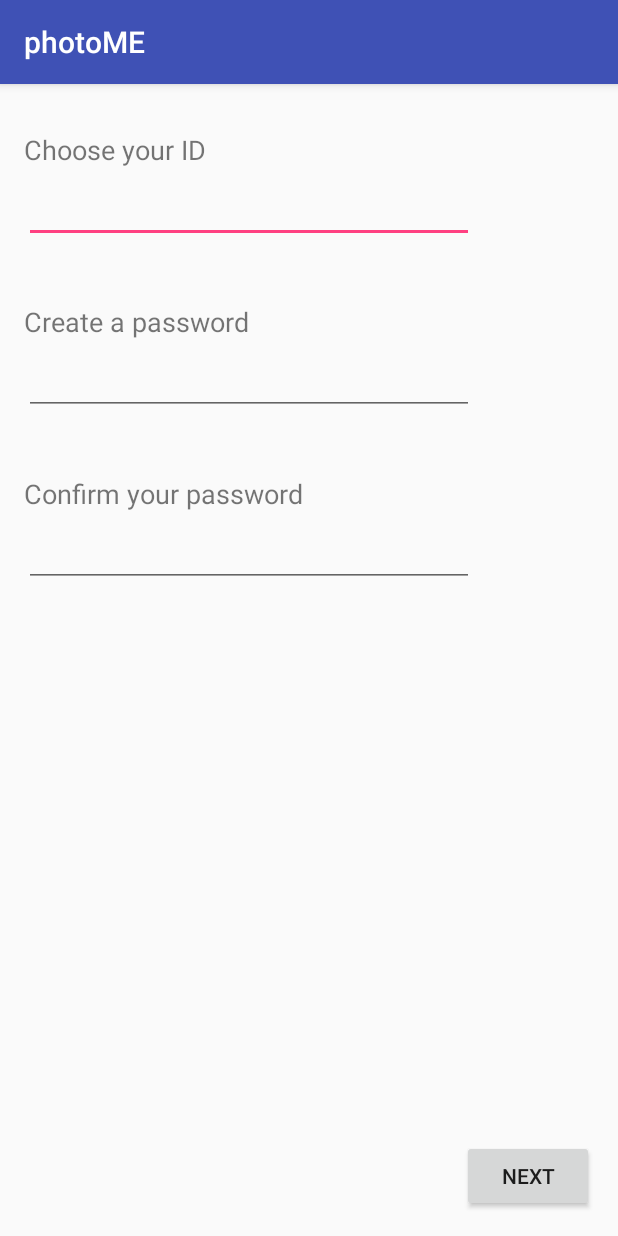
After one commit to sungjunyoung/photoME, an Android app: the SignupActivity screen opened directly, with no data from a screen before it, on a phone screen of 412 x 824 dp. The commit adds this screen. Run offline under Robolectric (Android 15) with nearby library versions, the phone set to English and light mode, and no system bars.

Commit message:
회원가입페이지&비밀번호 입력시 점모양으로 입력되도록 설정

```diff
--- a/app/src/main/AndroidManifest.xml
+++ b/app/src/main/AndroidManifest.xml
@@ -15,9 +15,8 @@
                 <category android:name="android.intent.category.LAUNCHER" />
             </intent-filter>
         </activity>
-        <activity android:name=".Activity.MainActivity">
-
-        </activity>
+        <activity android:name=".Activity.MainActivity"></activity>
+        <activity android:name=".Activity.SignupActivity"></activity>
     </application>
 
 </manifest>
--- a/app/src/main/java/com/teamtoriden/photome/Activity/LoginActivity.java
+++ b/app/src/main/java/com/teamtoriden/photome/Activity/LoginActivity.java
@@ -1,11 +1,10 @@
 package com.teamtoriden.photome.Activity;
 
 import android.content.Intent;
-import android.content.SharedPreferences;
 import android.support.v7.app.AppCompatActivity;
 import android.os.Bundle;
+import android.text.method.PasswordTransformationMethod;
 import android.view.View;
-import android.widget.CheckBox;
 import android.widget.EditText;
 import android.widget.Toast;
 
@@ -23,12 +22,17 @@ public class LoginActivity extends AppCompatActivity {
         super.onCreate(savedInstanceState);
         setContentView(R.layout.activity_login);
 
+
+        //id, pw 미리 123123로 정해둠
         myId = "123123";
         myPassword = "123123";
 
         idText = (EditText) findViewById(R.id.idInput);
         pwText = (EditText) findViewById(R.id.pwInput);
 
+        //비밀번호는 *모양으로 표시
+        PasswordTransformationMethod passwdtm = new PasswordTransformationMethod();
+        pwText.setTransformationMethod(passwdtm);
     }
 
 
@@ -55,4 +59,8 @@ public class LoginActivity extends AppCompatActivity {
         }
     }
 
+    public void SignupClicked(View view) {
+        Intent intent2 = new Intent(getApplicationContext(), SignupActivity.class);
+        startActivity(intent2);
+    }
 }
--- /dev/null
+++ b/app/src/main/java/com/teamtoriden/photome/Activity/SignupActivity.java
@@ -0,0 +1,45 @@
+package com.teamtoriden.photome.Activity;
+
+import android.support.v7.app.AppCompatActivity;
+import android.os.Bundle;
+import android.text.method.PasswordTransformationMethod;
+import android.view.View;
+import android.widget.EditText;
+import android.widget.Toast;
+import com.teamtoriden.photome.R;
+
+public class SignupActivity extends AppCompatActivity {
+
+
+    //비밀번호, 비밀번호확인 일치 불일치 판별해주는 코드
+    EditText Pw;
+    EditText confirmPw;
+
+    @Override
+    protected void onCreate(Bundle savedInstanceState) {
+        super.onCreate(savedInstanceState);
+        setContentView(R.layout.activity_signup);
+        Pw = (EditText) findViewById(R.id.editPassword);
+        confirmPw = (EditText) findViewById(R.id.editConfirm);
+        PasswordTransformationMethod passwdtm = new PasswordTransformationMethod();
+
+        //비밀번호는 *모양으로 표시
+        Pw.setTransformationMethod(passwdtm);
+        confirmPw.setTransformationMethod(passwdtm);
+    }
+
+
+    public void checkPwconfirmPw() {
+        if (Pw.getText().toString().equals(confirmPw.getText().toString())) {
+            //로그인 액티비티로 이동(아이디, 비밀번호 123123,123123로 해줘야함->로그인 액티비티에서 id,pw 모두 123123로 해둠)
+            finish();
+        } else {
+            //패스워드가 일치하지 않을때 뜨는 경고메시지
+            Toast.makeText(SignupActivity.this, "The password you entered don't match", Toast.LENGTH_SHORT).show();
+        }
+    }
+
+    public void NextstepClicked(View view) {
+        checkPwconfirmPw();
+    }
+}
--- a/app/src/main/res/layout/activity_login.xml
+++ b/app/src/main/res/layout/activity_login.xml
@@ -52,6 +52,7 @@
         android:layout_height="55dp"
         android:text="Sign Up"
         android:id="@+id/signupButton"
+        android:onClick="SignupClicked"
         android:textAllCaps="false"
         android:layout_alignTop="@+id/loginButton"
         android:layout_alignRight="@+id/pwInput"
--- /dev/null
+++ b/app/src/main/res/layout/activity_signup.xml
@@ -0,0 +1,68 @@
+<?xml version="1.0" encoding="utf-8"?>
+<RelativeLayout xmlns:android="http://schemas.android.com/apk/res/android"
+    xmlns:tools="http://schemas.android.com/tools"
+    android:layout_width="match_parent"
+    android:layout_height="match_parent"
+    android:paddingBottom="@dimen/activity_vertical_margin"
+    android:paddingLeft="@dimen/activity_horizontal_margin"
+    android:paddingRight="@dimen/activity_horizontal_margin"
+    android:paddingTop="@dimen/activity_vertical_margin"
+    tools:context="com.teamtoriden.photome.Activity.SignupActivity">
+
+
+    <TextView
+        android:layout_width="wrap_content"
+        android:layout_height="wrap_content"
+        android:layout_marginTop="15dp"
+        android:text="Choose your ID"
+        android:textSize="18sp"
+        android:id="@+id/t1" />
+
+    <EditText
+        android:layout_width="300dp"
+        android:layout_height="50dp"
+        android:layout_below="@+id/t1"
+        android:id="@+id/editUsername" />
+
+    <TextView
+        android:layout_width="wrap_content"
+        android:layout_height="wrap_content"
+        android:layout_below="@+id/editUsername"
+        android:layout_marginTop="40dp"
+        android:text="Create a password"
+        android:textSize="18sp"
+        android:id="@+id/t2"/>
+
+    <EditText
+        android:layout_width="300dp"
+        android:layout_height="50dp"
+        android:layout_below="@+id/t2"
+        android:id="@+id/editPassword"/>
+
+    <TextView
+        android:layout_width="wrap_content"
+        android:layout_height="wrap_content"
+        android:layout_marginTop="40dp"
+        android:text="Confirm your password"
+        android:id="@+id/t3"
+        android:textSize="18sp"
+        android:layout_below="@+id/editPassword" />
+
+    <EditText
+        android:layout_width="300dp"
+        android:layout_height="50dp"
+        android:id="@+id/editConfirm"
+        android:layout_below="@+id/t3"
+        android:layout_marginBottom="124dp" />
+
+    <Button
+        android:layout_width="wrap_content"
+        android:layout_height="wrap_content"
+        android:text="Next"
+        android:onClick="NextstepClicked"
+        android:layout_alignParentBottom="true"
+        android:layout_alignParentRight="true"
+        android:layout_alignParentEnd="true"
+        android:id="@+id/button" />
+
+</RelativeLayout>
```
